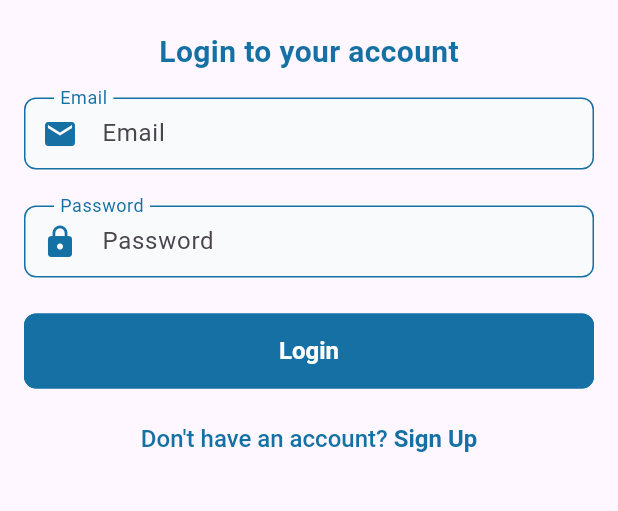
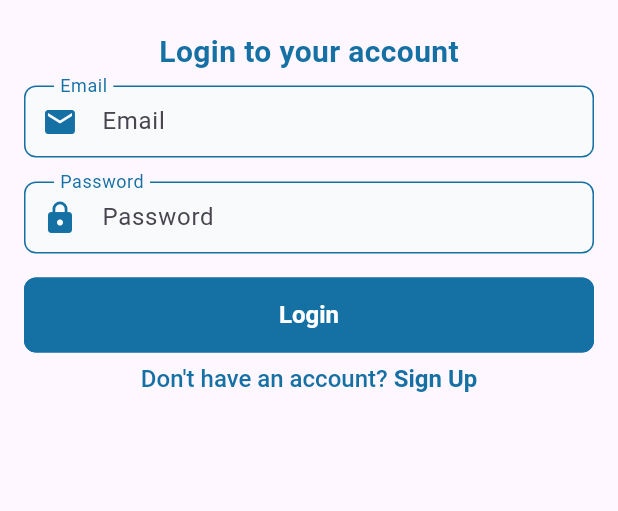
Before and after one commit to JhousefSilva1/st_FrontEnd, a Flutter app: the LoginView screen opened by its route, on a phone screen of 412 x 824 dp, the part 516-1027 px from its top. Run offline on Flutter 3.47's test engine with Material 3 defaults, Android fonts, the phone set to English and light mode, and no system bars; our stand-ins replace fl_chart, flutter_svg, go_router, qr_flutter, responsive_framework; missing offline and left inert: u_credit_card.

Commit message:
add responsive framework

```diff
--- a/lib/views/login/login_view.dart
+++ b/lib/views/login/login_view.dart
@@ -1,6 +1,7 @@
 import 'package:flutter/material.dart';
 import 'package:go_router/go_router.dart';
 import 'package:provider/provider.dart';
+import 'package:responsive_framework/responsive_framework.dart';
 import 'package:smarttolls/generated/l10n.dart';
 import 'package:smarttolls/providers/providers.dart';
 import 'package:smarttolls/style/app_style.dart';
@@ -15,13 +16,33 @@ class LoginView extends StatelessWidget {
 
   @override
   Widget build(BuildContext context) {
-    final LoginProvider loginProvider = Provider.of<LoginProvider>(context);
+    bool isMobile = ResponsiveBreakpoints.of(context).smallerThan(TABLET);
     return SafeArea(
       child: Scaffold(
         body: SingleChildScrollView(
           child: Padding(
             padding: const EdgeInsets.all(16),
             child: Column(
+              crossAxisAlignment: CrossAxisAlignment.center,
+              mainAxisAlignment: MainAxisAlignment.center,
+              children: [
+                if(isMobile) const LoginMobileView(),
+                if(!isMobile) const LoginTabletView()
+              ],
+            ),
+          ),
+        )
+      ),
+    );
+  }
+}
+
+class LoginMobileView extends StatelessWidget {
+  const LoginMobileView({super.key});
+
+  @override
+  Widget build(BuildContext context) {
+    return Column(
       crossAxisAlignment: CrossAxisAlignment.center,
       mainAxisAlignment: MainAxisAlignment.center,
       children: [
@@ -36,6 +57,48 @@ class LoginView extends StatelessWidget {
         AssetsImages.map(height: 100, width: 100),
         AssetsImages.logo(height: 100, width: 200),
         const SizedBox(height: 20),
+        const LoginForm()
+      ],
+    );
+  }
+}
+
+class LoginTabletView extends StatelessWidget {
+  const LoginTabletView({super.key});
+
+  @override
+  Widget build(BuildContext context) {
+    bool isDesktop = ResponsiveBreakpoints.of(context).smallerThan(DESKTOP);
+    return GridView.count(
+      shrinkWrap: true,
+      primary: true,childAspectRatio: (0.7),
+      physics: const NeverScrollableScrollPhysics(),
+      crossAxisCount: 2,
+      children: [
+        Column(
+          crossAxisAlignment: CrossAxisAlignment.center,
+          mainAxisAlignment: MainAxisAlignment.center,
+          children: [
+            AssetsImages.map(height: isDesktop? MediaQuery.of(context).size.width * .2: MediaQuery.of(context).size.width * .3),
+            AssetsImages.logo(height: isDesktop? MediaQuery.of(context).size.width * .1: MediaQuery.of(context).size.width * .15),
+          ],
+        ),
+        const LoginForm()
+      ],
+    );
+  }
+}
+
+class LoginForm extends StatelessWidget {
+  const LoginForm({super.key});
+
+  @override
+  Widget build(BuildContext context) {
+    final LoginProvider loginProvider = Provider.of<LoginProvider>(context);
+    return Column(
+      crossAxisAlignment: CrossAxisAlignment.center,
+      mainAxisAlignment: MainAxisAlignment.center,
+      children: [
         Text(
           S.of(context).loginToYourAccount,
           style: const TextStyle(
@@ -44,14 +107,14 @@ class LoginView extends StatelessWidget {
             fontWeight: FontWeight.bold
           ),
         ),
-                const SizedBox(height: 16),
+        const SizedBox(height: 8),
         CustomField(
           hintText: S.of(context).email,
           keyboardType: TextInputType.emailAddress,
           onChanged: (value) {},
           prefixIcon: const Icon(Icons.email),
         ),
-                const SizedBox(height: 16),
+        const SizedBox(height: 8),
         CustomField(
           hintText: S.of(context).password,
           keyboardType: TextInputType.visiblePassword,
@@ -59,12 +122,12 @@ class LoginView extends StatelessWidget {
           onChanged: (value) {},
           prefixIcon: const Icon(Icons.lock),
         ),
-                const SizedBox(height: 16),
+        const SizedBox(height: 8),
         CustomButton(
           onPressed: () => loginProvider.goHome(context),
           text: S.of(context).login,
         ),
-                const SizedBox(height: 24),
+        const SizedBox(height: 8),
         GestureDetector(
           onTap: () => context.go(SignupView.routerPath),
           child: RichText(
@@ -96,10 +159,6 @@ class LoginView extends StatelessWidget {
           ),
         ),
       ],
-            ),
-          ),
-        )
-      ),
     );
   }
 }
--- a/pubspec.yaml
+++ b/pubspec.yaml
@@ -42,6 +42,7 @@ dependencies:
   go_router: ^14.2.1
   provider: ^6.1.2
   qr_flutter: ^4.1.0
+  responsive_framework: ^1.5.1
   u_credit_card: ^1.3.1
 
 dev_dependencies:
```
Also changed, not shown: lib/main.dart (+13 -0 lines), lib/utils/assets_images.dart (+9 -0 lines), lib/views/welcome/welcome_view.dart (+65 -5 lines), assets/logoAvatar.png (added), pubspec.lock. Lines whose indentation alone changed are shown as unchanged.
